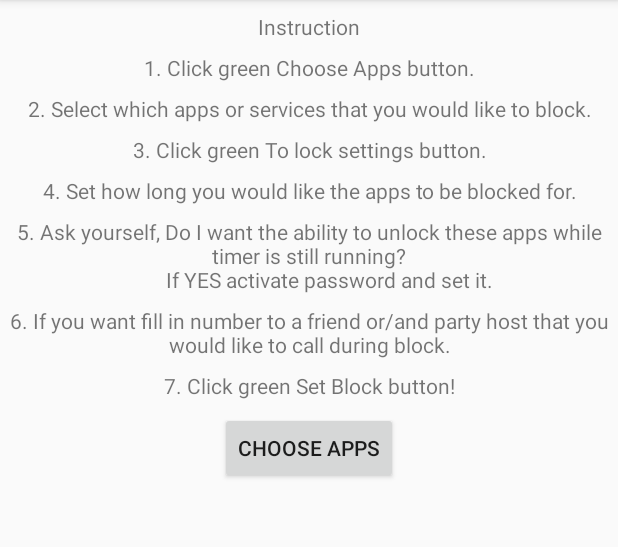
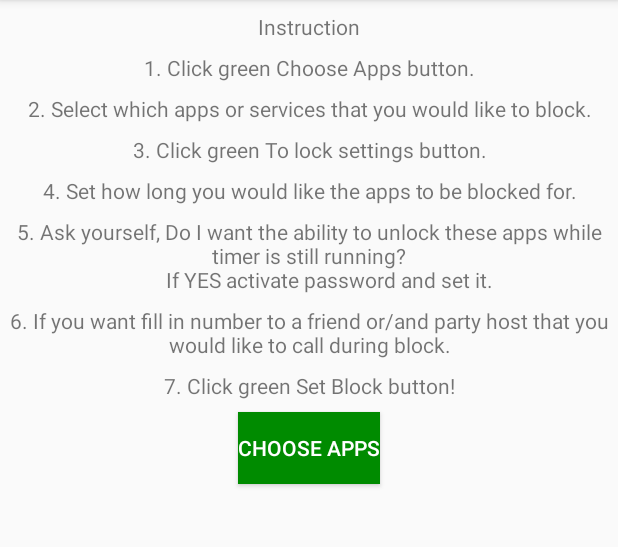
Before and after one commit to kkoripl/DrunkBlock, an Android app: the screen it shows after launch (MainActivity), on a phone screen of 412 x 824 dp, the part 84-631 px from its top. Run offline under Robolectric (Android 15) with nearby library versions, the phone set to English and light mode, and no system bars.

Commit message:
Permissions checking and securing fixed. Final touches.

```diff
--- a/app/src/main/java/konrad_wpam/drunkblock/CallsReceiver.java
+++ b/app/src/main/java/konrad_wpam/drunkblock/CallsReceiver.java
@@ -40,7 +40,8 @@ public class CallsReceiver extends PhoneStateListener
                 case TelephonyManager.CALL_STATE_OFFHOOK:
                 {
                    if(!(prev_state == TelephonyManager.CALL_STATE_RINGING ||
-                           (prev_state== TelephonyManager.CALL_STATE_IDLE && incomingNumber.equals(dtsb.getFriend_number()))))
+                           (prev_state== TelephonyManager.CALL_STATE_IDLE &&
+                                   (incomingNumber.equals(dtsb.getFriend_number()) || incomingNumber.equals(dtsb.getHost_number())))))
                    {
                        killCall(MainActivity.getContext());
                    }
--- a/app/src/main/java/konrad_wpam/drunkblock/DataToSetBlock.java
+++ b/app/src/main/java/konrad_wpam/drunkblock/DataToSetBlock.java
@@ -10,8 +10,9 @@ import java.util.List;
 public class DataToSetBlock
 {
     private static DataToSetBlock instance;
-    private String password;
+    private String password="";
     private String blockTill;
+    private ArrayList<AppData> allApps = new ArrayList<AppData>();
     private ArrayList<String> appsToBlockPkgNames = new ArrayList<String>();
     private String friend_number;
     private String host_number;
@@ -19,7 +20,9 @@ public class DataToSetBlock
     private boolean blockSet = false;
     private Intent passServiceIntent;
     private Intent timeCheckIntent;
-    private CallsReceiver callsReceiver;
+    private boolean permissionsGiven1 = false;
+    private boolean permissionsGiven2 = false;
+  //  private CallsReceiver callsReceiver;
 
 
     private DataToSetBlock() {
@@ -119,13 +122,13 @@ public class DataToSetBlock
         this.timeCheckIntent = timeCheckIntent;
     }
 
-    public CallsReceiver getCallsReceiver() {
+  /*  public CallsReceiver getCallsReceiver() {
         return callsReceiver;
     }
 
     public void setCallsReceiver(CallsReceiver callsReceiver) {
         this.callsReceiver = callsReceiver;
-    }
+    }*/
 
     public boolean getDialerToBeBlocked() {
         return dialerToBeBlocked;
@@ -134,4 +137,28 @@ public class DataToSetBlock
     public void setDialerToBeBlocked(boolean dialerToBeBlocked) {
         this.dialerToBeBlocked = dialerToBeBlocked;
     }
+
+    public ArrayList<AppData> getAllApps() {
+        return allApps;
+    }
+
+    public void setAllApps(ArrayList<AppData> allApps) {
+        this.allApps = allApps;
+    }
+
+    public boolean isPermissionsGiven1() {
+        return permissionsGiven1;
+    }
+
+    public void setPermissionsGiven1(boolean permissionsGiven) {
+        this.permissionsGiven1 = permissionsGiven;
+    }
+
+    public boolean isPermissionsGiven2() {
+        return permissionsGiven2;
+    }
+
+    public void setPermissionsGiven2(boolean permissionsGiven) {
+        this.permissionsGiven2 = permissionsGiven;
+    }
 }
--- a/app/src/main/java/konrad_wpam/drunkblock/MainActivity.java
+++ b/app/src/main/java/konrad_wpam/drunkblock/MainActivity.java
@@ -22,17 +22,18 @@ public class MainActivity extends AppCompatActivity {
 
     private static Context thisContext;
     private DataToSetBlock dtsb = DataToSetBlock.getDataToBlockInstance();
-    private static final int PERMISSION_REQUEST_CODE = 200;
+    public static final int PERMISSION_REQUEST_CODE = 200;
     private String msg = "Android : ";
     private Intent stopLockIntent;
-    private static final String[] PERMISSIONS = new String[] {
+   /* private static final String[] PERMISSIONS = new String[] {
             KILL_BACKGROUND_PROCESSES,
             CALL_PHONE,
             READ_PHONE_STATE,
             PROCESS_OUTGOING_CALLS
-    };
+    };*/
     private PermissionsChecker permsChecker = new PermissionsChecker(this);
     private Button ChooseApps_StopService;
+    private boolean permsChecked = false;
 
     public static Context getContext()
     {
@@ -45,12 +46,17 @@ public class MainActivity extends AppCompatActivity {
         super.onCreate(savedInstanceState);
         setContentView(R.layout.activity_main);
         if (stopLockIntent == null) stopLockIntent = createStopLockIntent(stopLockIntent);
+        if(!permsChecked)
+        {
             permsChecker.makeCheck();
+            permsChecked = true;
+        }
     }
 
     @Override
     public void onRequestPermissionsResult(int requestCode, String[] permissions, int[] grantResults)
     {
+        permsChecked = true;
         boolean ifGranted = true;
         if(requestCode == PERMISSION_REQUEST_CODE)
         {
@@ -64,25 +70,27 @@ public class MainActivity extends AppCompatActivity {
                         break;
                     }
                 }
-                if(ifGranted) Toast.makeText(this, "Permissions granted", Toast.LENGTH_LONG).show();
+                if(ifGranted)
+                {
+                    whichButtonToCreate();
+                   /* if(dtsb.isPermissionsGiven1() && dtsb.isPermissionsGiven2())
+                    {
+                        if (!dtsb.isBlockSet()) {
+                            makeChooseAppsButton();
+                        } else {
+                            if(!dtsb.getPassword().equals("")) {
+                                makeStopLockingButton();
+                            }
                             else
                             {
-                    Toast.makeText(this, "Permission denied", Toast.LENGTH_LONG).show();
-                    for( String permission : permissions)
-                    {
-                        if(shouldShowRequestPermissionRationale(permission))
-                        {
-                            permsChecker.showMessageOKCancel("Potrzebujemy wszystkich uprawnien",
-                                    new DialogInterface.OnClickListener() {
-                                        @Override
-                                        public void onClick(DialogInterface dialog, int which)
-                                        {
-                                            permsChecker.requestPerms(PERMISSIONS,PERMISSION_REQUEST_CODE);
-                                        }
-                                    });
+                                makeCantStopButton();
                             }
                         }
-
+                    }*/
+                }
+                else
+                {
+                    makePermissionsNeededButton();
                 }
             }
         }
@@ -91,68 +99,74 @@ public class MainActivity extends AppCompatActivity {
     @Override
     protected void onStart() {
         super.onStart();
-        ChooseApps_StopService = (Button) findViewById(R.id.to_choose_apps);
-        if(!dtsb.isBlockSet())
+        if(!permsChecked)
         {
-            ChooseApps_StopService.setOnClickListener(new View.OnClickListener() {
-                @Override
-                public void onClick(View v) {
-                    startActivity(new Intent(thisContext, AppsListTemp.class));
+            permsChecker.makeCheck();
+            permsChecked = true;
         }
-            });
-
+        whichButtonToCreate();
+        /*ChooseApps_StopService = (Button) findViewById(R.id.to_choose_apps);
+        ChooseApps_StopService.invalidate();
+            if(!(dtsb.isPermissionsGiven1() && dtsb.isPermissionsGiven2()))
+            {
+                makePermissionsNeededButton();
+            }
+            else if (!dtsb.isBlockSet()) {
+                makeChooseAppsButton();
+            } else {
+                if(!dtsb.getPassword().equals("")) {
+                    makeStopLockingButton();
                 }
                 else
                 {
-            ChooseApps_StopService.setText(R.string.stop_locking_apps);
-            ChooseApps_StopService.setOnClickListener(new View.OnClickListener() {
-                @Override
-                public void onClick(View v) {
-                    startActivity(stopLockIntent);
+                    makeCantStopButton();
                 }
-            });
-        }
+            }*/
         Log.d(msg,"ON Start");
     }
 
     @Override
     protected void onResume() {
         super.onResume();
-        ChooseApps_StopService = (Button) findViewById(R.id.to_choose_apps);
+        if(!permsChecked)
+        {
+            permsChecker.makeCheck();
+            permsChecked = true;
+        }
+
+        whichButtonToCreate();
+       /* ChooseApps_StopService = (Button) findViewById(R.id.to_choose_apps);
         ChooseApps_StopService.invalidate();
-        if(!dtsb.isBlockSet())
+        if(!(dtsb.isPermissionsGiven1() && dtsb.isPermissionsGiven2()))
         {
-            ChooseApps_StopService.setText(R.string.choose_apps);
-            ChooseApps_StopService.setOnClickListener(new View.OnClickListener() {
-                @Override
-                public void onClick(View v) {
-                    startActivity(new Intent(thisContext, AppsListTemp.class));
+           makePermissionsNeededButton();
         }
-            });
+        else if (!dtsb.isBlockSet())
+            {
+                makeChooseAppsButton();
+            } else {
+                if(!dtsb.getPassword().equals("")) {
+                    makeStopLockingButton();
                 }
                 else
                 {
-            ChooseApps_StopService.setText(R.string.stop_locking_apps);
-            ChooseApps_StopService.setOnClickListener(new View.OnClickListener() {
-                @Override
-                public void onClick(View v) {
-                    startActivity(stopLockIntent);
+                    makeCantStopButton();
                 }
-            });
-
-        }
+            }*/
         Log.d(msg,"ON RESUME");
     }
 
     @Override
     protected void onPause() {
         super.onPause();
+        permsChecked = false;
         Log.d(msg,"ON Pause");
     }
 
     @Override
     protected void onStop() {
         super.onStop();
+        permsChecked = false;
         Log.d(msg,"ON Stop");
     }
 
@@ -176,13 +190,76 @@ public class MainActivity extends AppCompatActivity {
 
     private Intent createStopLockIntent(Intent intent)
     {
-        intent = new Intent(BlockedAppCallResolver.PASSWORD_WINDOW_ACT);
+        intent = new Intent(getString(R.string.password_window_act)); //new Intent(BlockedAppCallResolver.PASSWORD_WINDOW_ACT);
         intent.addFlags(Intent.FLAG_ACTIVITY_CLEAR_TASK);
         intent.putExtra(String.valueOf(R.string.when_password_window),BlockedAppCallResolver.STOP_LOCKING);
         return intent;
     }
 
+    private void whichButtonToCreate()
+    {
+        ChooseApps_StopService = (Button) findViewById(R.id.to_choose_apps);
+        ChooseApps_StopService.invalidate();
+        if(!(dtsb.isPermissionsGiven1() && dtsb.isPermissionsGiven2()))
+        {
+            makePermissionsNeededButton();
+        }
+        else if (!dtsb.isBlockSet())
+        {
+            makeChooseAppsButton();
+        }
+        else if(!dtsb.getPassword().equals(""))
+        {
+            makeStopLockingButton();
+        }
+        else
+        {
+            makeCantStopButton();
+        }
+    }
 
+    private void makeChooseAppsButton()
+    {
+        ChooseApps_StopService.setEnabled(true);
+        ChooseApps_StopService.setBackgroundColor(getResources().getColor(R.color.colorGreen));
+        ChooseApps_StopService.setTextColor(getResources().getColor(R.color.colorWhite));
+        ChooseApps_StopService.setText(R.string.choose_apps);
+        ChooseApps_StopService.setOnClickListener(new View.OnClickListener() {
+            @Override
+            public void onClick(View v) {
+                startActivity(new Intent(thisContext, AppsListTemp.class));
+            }
+        });
+    }
 
+    private void makeStopLockingButton()
+    {
+        ChooseApps_StopService.setEnabled(true);
+        ChooseApps_StopService.setBackgroundColor(getResources().getColor(R.color.colorPrimaryDark));
+        ChooseApps_StopService.setTextColor(getResources().getColor(R.color.colorWhite));
+        ChooseApps_StopService.setText(R.string.stop_locking_apps);
+        ChooseApps_StopService.setOnClickListener(new View.OnClickListener() {
+            @Override
+            public void onClick(View v) {
+                startActivity(stopLockIntent);
+            }});
+    }
+
+    private void makeCantStopButton()
+    {
+        ChooseApps_StopService.setText(R.string.cant_stop_locking);
+        ChooseApps_StopService.setEnabled(false);
+    }
+
+    private void makePermissionsNeededButton()
+    {
+        ChooseApps_StopService.setText(R.string.we_need_permissions);
+        ChooseApps_StopService.setOnClickListener(new View.OnClickListener() {
+            @Override
+            public void onClick(View v) {
+                permsChecker.makeCheck();
+            }
+        });
+    }
 
 }
--- a/app/src/main/java/konrad_wpam/drunkblock/PermissionsCheck.java
+++ b/app/src/main/java/konrad_wpam/drunkblock/PermissionsCheck.java
@@ -8,8 +8,8 @@ public interface PermissionsCheck {
     final int PERMISSION_REQUEST_CODE = 200;
     Activity activity = null;
     String[] retrievePermsFromManifest();
-    void requestPerms(String[] permissions, int permission_request_code);
+    void requestPerms();
     boolean checkPermissions(String[] permissions);
-    void showMessageOKCancel(String message, DialogInterface.OnClickListener okListener);
+    void showMessageOKCancel(String message, DialogInterface.OnClickListener okListener, DialogInterface.OnClickListener cancelListener);
 
 }
--- a/app/src/main/res/values/strings.xml
+++ b/app/src/main/res/values/strings.xml
@@ -1,9 +1,12 @@
 <resources>
     <string name="app_name">DrunkBlock</string>
+    <string name="this_app_package">konrad_wpam.drunkblock</string>
+    <string name="password_window_act">drunkblocker.PASSWORD_WINDOW_AC</string>
+    <string name="dialer_pkg">com.android.dialer</string>
+    <string name="clock_pkg">com.android.deskclock</string>string>
 
     <string name="ok_button">OK</string>
     <string name="cancel_button">Cancel</string>
-
 
     <string name="app_thumbnail">app_thumbnail</string>
     <string name="locker_thumbnail">locker_thumbnail</string>
@@ -14,12 +17,15 @@
     <string name="choose_apps_to_block">Choose apps to be blocked before going further.</string>
 
     <string name="fill_in_password">Fill in password</string>
+    <string name="friendNo_not_correct">Friends number incorrect</string>
+    <string name="hostNo_not_correct">Hosts number incorrect</string>
     <string name="signs_order">Passwords signs order: </string>
 
     <string name="to_lock_settings">To lock settings</string>
     <string name="start_blocking">Block!</string>
     <string name="choose_apps">Choose apps</string>
     <string name="stop_locking_apps">Stop Locking Apps</string>
+    <string name="cant_stop_locking">You have chosen not to stop locking apps</string>
 
     <string name="blocks_duration">Blocks duration</string>
     <string name="set_password">Set password</string>
@@ -72,4 +78,11 @@
         <item>72000000</item>
         <item>144000000</item>
     </string-array>
+
+    <string name="usage_stats_please">We need your permission to check live usage of your apps for our blocks to work.
+        Please go to Settings and let us do our job.</string>
+    <string name="other_please">Your permission to use phone and kill processes in background is needed to set block on phone calls if you would like to.
+    Please give it to us and let us do our job.</string>
+    <string name="we_need_permissions"> App would not work without permissions.
+        Click to add them.</string>
 </resources>
```
Also changed, not shown: app/src/main/java/konrad_wpam/drunkblock/AppsListTemp.java (+43 -21 lines), app/src/main/java/konrad_wpam/drunkblock/BlockedAppCallResolver.java (+9 -11 lines), app/src/main/java/konrad_wpam/drunkblock/PasswordService.java (+8 -54 lines), app/src/main/java/konrad_wpam/drunkblock/PermissionsChecker.java (+36 -12 lines), app/src/main/java/konrad_wpam/drunkblock/Settings.java (+19 -11 lines), app/src/main/java/konrad_wpam/drunkblock/Validator.java (added, +43 -0 lines). Lines whose indentation alone changed are shown as unchanged.
